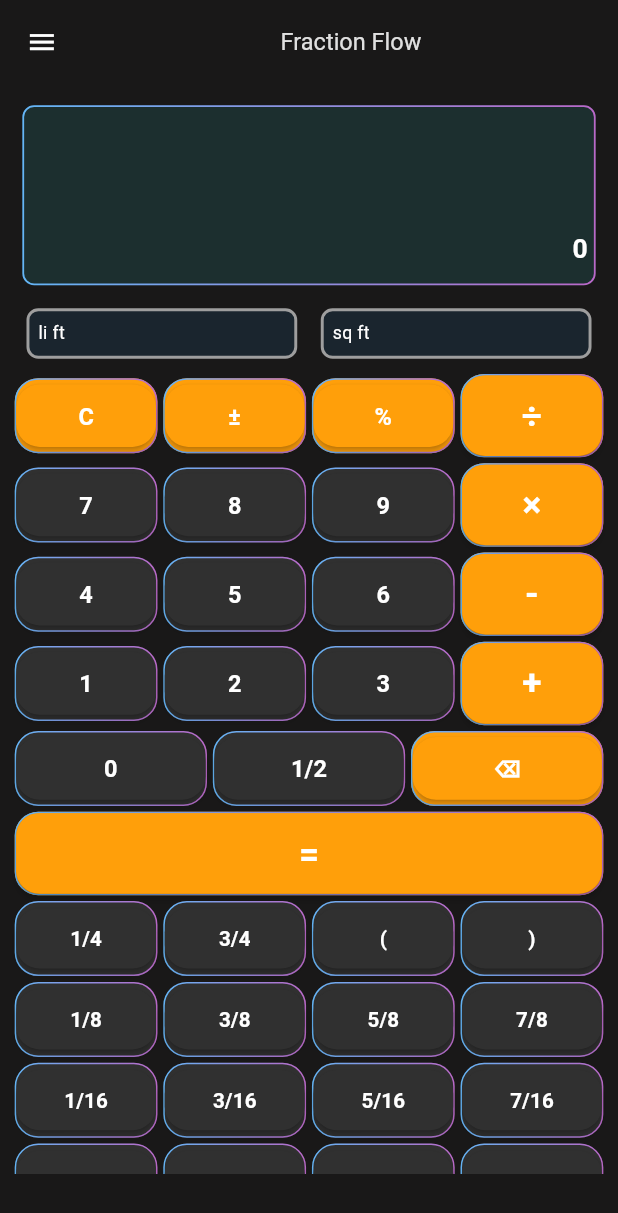
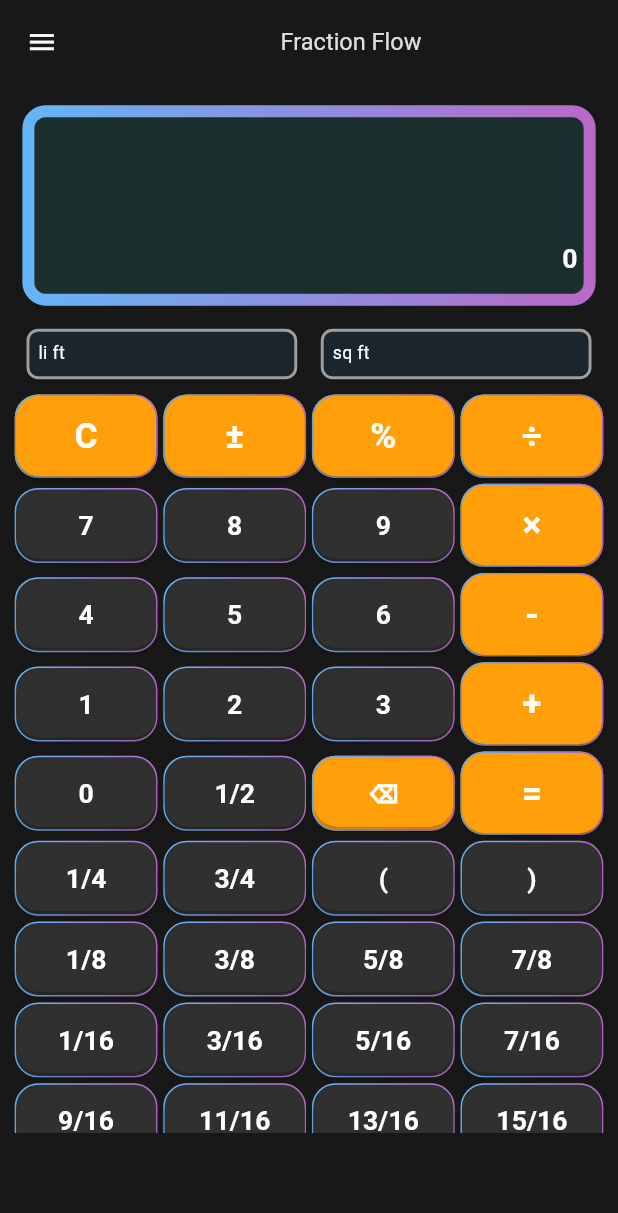
Before and after one commit to johnhcolani/HandiCalc, a Flutter app: the screen it shows after launch, on a phone screen of 412 x 824 dp. Shown: the top 1213 px of the screen. Run offline on Flutter 3.47's test engine with Material 3 defaults, Android fonts, the phone set to English and light mode, and no system bars; drawn by our look-alikes of auto_size_text; our stand-ins replace flutter_bloc, flutter_screenutil, gradient_borders, lottie; missing offline and left inert: fraction, new_version_plus.

Commit message:
Changed the text size of the operator

```diff
--- a/lib/features/calculator/presentation/screens/fraction_calculator_screen.dart
+++ b/lib/features/calculator/presentation/screens/fraction_calculator_screen.dart
@@ -70,13 +70,13 @@ class FractionCalculatorScreen extends StatelessWidget {
         decoration: BoxDecoration(
           color: Colors.blue.withValues(red: 0.2, blue: 1, green: 1, alpha: 0.1),
           border: GradientBoxBorder(
-            width: 1.dm,
+            width: 8,
             gradient: LinearGradient(colors: [
               Colors.blue.shade300,
               Colors.purple.shade300
             ]),
           ),
-          borderRadius: BorderRadius.circular(8.r),
+          borderRadius: BorderRadius.circular(16.r),
         ),
         child: Column(
           children: [
@@ -188,7 +188,7 @@ class FractionCalculatorScreen extends StatelessWidget {
 
   Widget _buildScrollableCalculatorButtons(BuildContext context) {
     return SizedBox(
-      height: 0.65.sh, // Max 60% of screen height to prevent overflow
+      height: 0.60.sh, // Reduce height to prevent overflow
       child: SingleChildScrollView(
         child: Column(
           mainAxisAlignment: MainAxisAlignment.center,
@@ -221,27 +221,20 @@ class FractionCalculatorScreen extends StatelessWidget {
 
   Widget _buildNumberRow(List<String> buttons) {
     return Row(
-      children: buttons.map((text) => CalculatorButton(text: text)).toList(),
+      children: buttons.map((text) => CalculatorButton(
+        text: text,
+        isOperator: ["×", "-", "+"].contains(text),
+      )).toList(),
     );
   }
 
   Widget _buildBottomRow() {
-    return Column(
+    return Row(
       children: [
-        Row(
-          children: [
-            CalculatorButton(text: "0"),
-            CalculatorButton(text: "1/2"),
-            CalculatorButton(text: "⌫", isOperator: true),
-          ],
-        ),
-        const Row(
-          children: [
-
-
-             CalculatorButton(text: "=", isOperator: true),
-          ],
-        ),
+        CalculatorButton(text: "0"),
+        CalculatorButton(text: "1/2"),
+        CalculatorButton(text: "⌫", isOperator: true),
+        CalculatorButton(text: "=", isOperator: true),
       ],
     );
   }
--- a/lib/features/calculator/presentation/widgets/calculator_button.dart
+++ b/lib/features/calculator/presentation/widgets/calculator_button.dart
@@ -103,12 +103,12 @@ class CalculatorButton extends StatelessWidget {
   }
 
   double _getTextSize() {
-    if (["×", "-", "+", "÷","="].contains(text)) {
-      return 24.sp; // Make these specific operators even bigger
+    if (["C", "±", "%", "÷", "×", "-", "+", "="].contains(text)) {
+      return 24.sp; // Operator buttons bigger text
     } else if (isFraction) {
-      return 14.sp;
+      return 18.sp; // Fraction buttons
     }
-    return 16.sp;
+    return 18.sp; // Number buttons same size as fractions
   }
 
   EdgeInsets _getPadding() => isFraction
```
Also changed, not shown: pubspec.lock, 1 other file.
